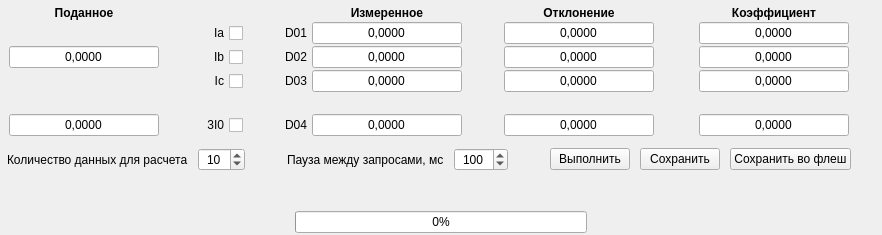
Qt form classes/calibrationwidget/calibrationwidgetofcurrent.ui (vlarry/configurator) before a commit.
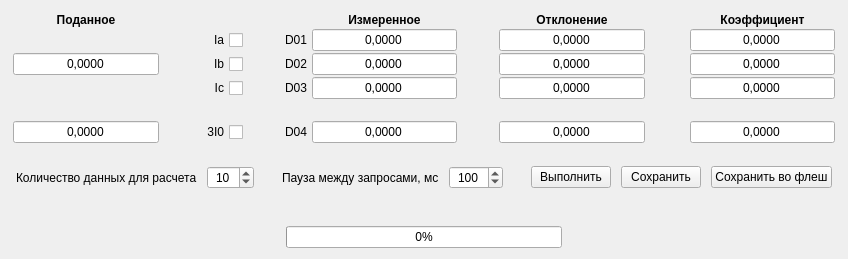
The same form after that commit.

Patch:
```diff
--- a/classes/calibrationwidget/calibrationwidgetofcurrent.ui
+++ b/classes/calibrationwidget/calibrationwidgetofcurrent.ui
@@ -6,12 +6,12 @@
    <rect>
     <x>0</x>
     <y>0</y>
-    <width>882</width>
-    <height>235</height>
+    <width>848</width>
+    <height>259</height>
    </rect>
   </property>
   <property name="sizePolicy">
-   <sizepolicy hsizetype="Preferred" vsizetype="Fixed">
+   <sizepolicy hsizetype="Fixed" vsizetype="Fixed">
     <horstretch>0</horstretch>
     <verstretch>0</verstretch>
    </sizepolicy>
@@ -20,43 +20,8 @@
    <string>Form</string>
   </property>
   <layout class="QVBoxLayout" name="verticalLayout">
-   <property name="spacing">
-    <number>5</number>
-   </property>
-   <property name="leftMargin">
-    <number>2</number>
-   </property>
-   <property name="topMargin">
-    <number>2</number>
-   </property>
-   <property name="rightMargin">
-    <number>2</number>
-   </property>
-   <property name="bottomMargin">
-    <number>2</number>
-   </property>
    <item>
-    <layout class="QHBoxLayout" name="horizontalLayout_2">
-     <property name="spacing">
-      <number>0</number>
-     </property>
-     <item>
-      <layout class="QVBoxLayout" name="verticalLayoutCenter">
-       <property name="spacing">
-        <number>5</number>
-       </property>
-       <property name="leftMargin">
-        <number>5</number>
-       </property>
-       <property name="topMargin">
-        <number>2</number>
-       </property>
-       <property name="rightMargin">
-        <number>5</number>
-       </property>
-       <property name="bottomMargin">
-        <number>2</number>
-       </property>
+    <layout class="QVBoxLayout" name="verticalLayoutCentral">
        <item>
         <layout class="QGridLayout" name="gridLayout" rowstretch="0,0,0,0,0,0">
          <property name="leftMargin">
@@ -691,7 +656,7 @@
          <property name="sizeHint" stdset="0">
           <size>
            <width>20</width>
-           <height>5</height>
+         <height>13</height>
           </size>
          </property>
         </spacer>
@@ -701,6 +666,18 @@
          <property name="spacing">
           <number>10</number>
          </property>
+       <property name="leftMargin">
+        <number>5</number>
+       </property>
+       <property name="topMargin">
+        <number>2</number>
+       </property>
+       <property name="rightMargin">
+        <number>5</number>
+       </property>
+       <property name="bottomMargin">
+        <number>2</number>
+       </property>
          <item>
           <widget class="QLabel" name="label_13">
            <property name="text">
@@ -804,21 +781,6 @@
           </widget>
          </item>
         </layout>
-       </item>
-      </layout>
-     </item>
-     <item>
-      <spacer name="horizontalSpacer">
-       <property name="orientation">
-        <enum>Qt::Horizontal</enum>
-       </property>
-       <property name="sizeHint" stdset="0">
-        <size>
-         <width>40</width>
-         <height>20</height>
-        </size>
-       </property>
-      </spacer>
      </item>
     </layout>
    </item>
```
Lines whose indentation alone changed are shown as unchanged.
